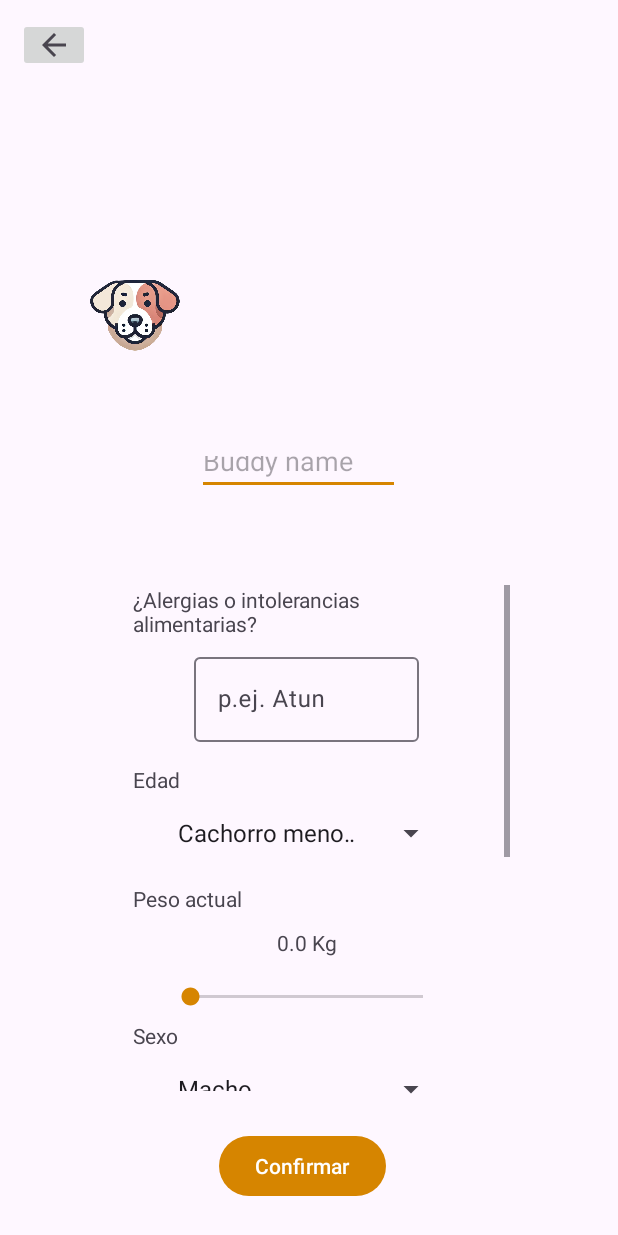
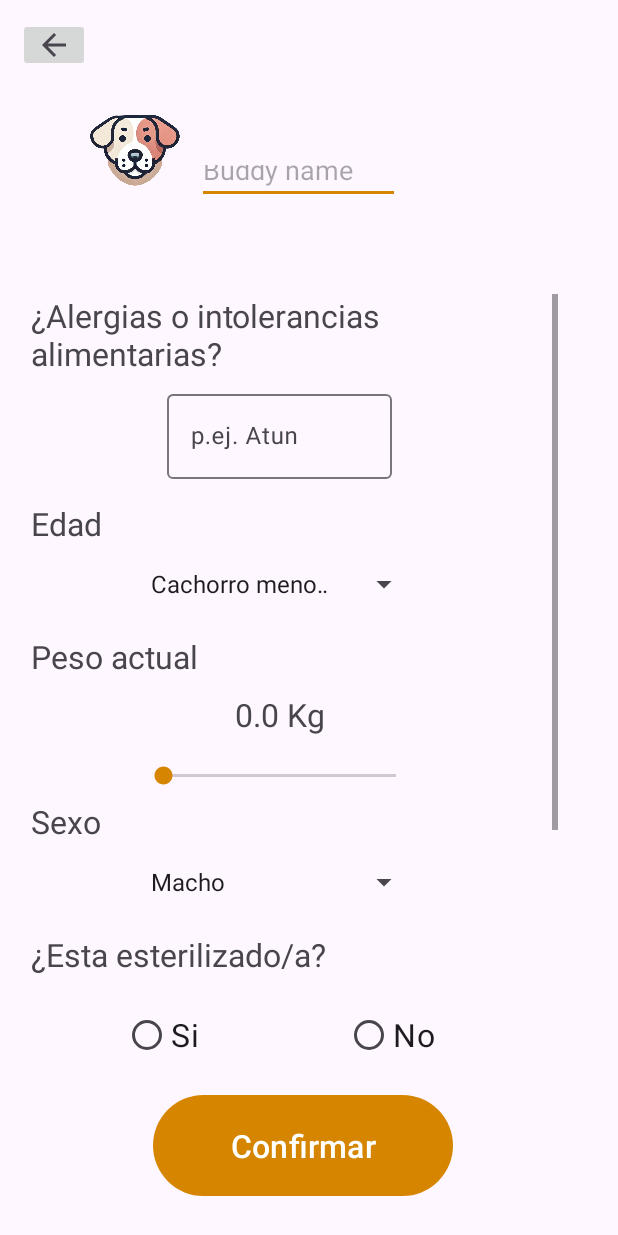
Before and after one commit to MaverickAppliedLogic/NutriPetDevelopment, an Android app: the FormActivity screen opened directly, with no data from a screen before it, on a phone screen of 412 x 824 dp. Run offline under Robolectric (Android 15) with nearby library versions, the phone set to English and light mode, and no system bars; our stand-ins replace Dagger/Hilt's generated code.

Commit message:
Se hicieron cambios en el archivo dimens (xxhdpi) y se agregaron referencias dimens para que sea mas facil ajustarlo a otras densidades en un futuro. AUN NO ESTA TERMINADO EL ARCHIVO XXHDPI

```diff
--- a/app/src/main/res/layout/activity_form.xml
+++ b/app/src/main/res/layout/activity_form.xml
@@ -23,13 +23,12 @@
         android:layout_width="@dimen/formActivity_imgSelectAnimal_width"
         android:layout_height="@dimen/formActivity_imgSelectAnimal_height"
         android:layout_marginTop="@dimen/formActivity_imgSelectAnimal_marginTop"
-        android:layout_marginBottom="@dimen/formActivity_imgSelectAnimal_marginBottom"
         app:layout_constraintBottom_toTopOf="@+id/scrollView2"
         app:layout_constraintEnd_toEndOf="parent"
         app:layout_constraintHorizontal_bias="0.17"
         app:layout_constraintStart_toStartOf="parent"
-        app:layout_constraintTop_toBottomOf="@+id/fa_btnBack"
-        app:srcCompat="@drawable/img_dog_illustration" />
+        app:srcCompat= "@drawable/img_dog_illustration"
+        app:layout_constraintTop_toTopOf="parent" />
 
     <EditText
         android:id="@+id/fa_etPetName"
@@ -38,25 +37,29 @@
         android:layout_marginStart="@dimen/formActivity_etPetName_marginStart"
         android:layout_marginEnd="@dimen/formActivity_etPetName_marginEnd"
         android:layout_marginBottom="@dimen/formActivity_etPetName_marginBottom"
+        android:layout_marginTop="@dimen/formActivity_etPetName_marginTop"
         android:ems="10"
         android:autofillHints="name"
         android:hint="@string/fa_hintEtPetName"
         android:inputType="text"
-        app:layout_constraintBottom_toTopOf="@+id/scrollView2"
+        app:layout_constraintTop_toTopOf="parent"
         app:layout_constraintEnd_toEndOf="parent"
         app:layout_constraintHorizontal_bias="0.058"
         app:layout_constraintStart_toEndOf="@+id/fa_imgSelectAnimal" />
 
     <ScrollView
         android:id="@+id/scrollView2"
-        android:layout_width="@dimen/formActivity_scrollView_width"
-        android:layout_height="@dimen/formActivity_scrollView_height"
+        android:layout_width="match_parent"
+        android:layout_height="0dp"
+        android:layout_marginTop="@dimen/formActivity_etPetName_marginBottom"
         android:layout_marginStart="@dimen/formActivity_scrollView_marginStart"
+        android:layout_marginEnd="@dimen/formActivity_scrollView_marginEnd"
         android:layout_marginBottom="@dimen/formActivity_scrollView_marginBottom"
         app:layout_constraintBottom_toTopOf="@+id/fa_btnCommit"
         app:layout_constraintEnd_toEndOf="parent"
         app:layout_constraintHorizontal_bias="0.485"
-        app:layout_constraintStart_toStartOf="parent">
+        app:layout_constraintStart_toStartOf="parent"
+        app:layout_constraintTop_toBottomOf="@id/fa_etPetName">
 
         <LinearLayout
             android:layout_width="match_parent"
@@ -70,6 +73,7 @@
                 android:layout_height="wrap_content"
                 android:paddingStart="20dp"
                 android:paddingEnd="20dp"
+                android:textSize="@dimen/app_body_txtSize"
                 android:text="@string/fa_txtTextInputAlergias" />
 
             <com.google.android.material.textfield.TextInputLayout
@@ -96,6 +100,7 @@
                 android:layout_height="wrap_content"
                 android:paddingStart="20dp"
                 android:paddingEnd="20dp"
+                android:textSize="@dimen/app_body_txtSize"
                 android:text="@string/ma_txtSpinnerEdad" />
 
             <Spinner
@@ -112,6 +117,7 @@
                 android:layout_height="wrap_content"
                 android:paddingStart="20dp"
                 android:paddingEnd="20dp"
+                android:textSize="@dimen/app_body_txtSize"
                 android:text="@string/fa_txtSpinnerPeso" />
 
             <TextView
@@ -120,6 +126,7 @@
                 android:layout_height="wrap_content"
                 android:gravity="center"
                 android:padding="10dp"
+                android:textSize="@dimen/app_body_txtSize"
                 android:text="@string/fa_txtSbWeight" />
 
             <SeekBar
@@ -137,6 +144,7 @@
                 android:layout_height="wrap_content"
                 android:paddingStart="20dp"
                 android:paddingEnd="20dp"
+                android:textSize="@dimen/app_body_txtSize"
                 android:text="@string/fa_txtSpinnerSexo" />
 
             <Spinner
@@ -152,27 +160,30 @@
                 android:layout_height="wrap_content"
                 android:paddingStart="20dp"
                 android:paddingEnd="20dp"
-                android:text="@string/fa_txtRgSterilized" />
+                android:text="@string/fa_txtRgSterilized"
+                android:textSize="@dimen/app_body_txtSize"/>
 
             <RadioGroup
                 android:id="@+id/fa_rgEsterilizado"
                 android:layout_width="match_parent"
                 android:layout_height="match_parent"
                 android:layout_marginVertical="@dimen/formActivity_radioGroup_marginVertical"
-                android:orientation="horizontal"
-                android:gravity="center_horizontal">
+                android:gravity="center_horizontal"
+                android:orientation="horizontal">
 
                 <RadioButton
                     android:id="@+id/fa_rbEsterilizado1"
                     android:layout_width="wrap_content"
                     android:layout_height="wrap_content"
                     android:layout_marginEnd="@dimen/formActivity_radioButton_marginEnd"
+                    android:textSize="@dimen/app_body_txtSize"
                     android:text="Si" />
 
                 <RadioButton
                     android:id="@+id/fa_rbEsterilizado2"
                     android:layout_width="wrap_content"
                     android:layout_height="wrap_content"
+                    android:textSize="@dimen/app_body_txtSize"
                     android:text="No" />
             </RadioGroup>
 
@@ -182,6 +193,7 @@
                 android:layout_height="wrap_content"
                 android:paddingStart="20dp"
                 android:paddingEnd="20dp"
+                android:textSize="@dimen/app_body_txtSize"
                 android:text="@string/fa_txtSpinnerActividadFisica" />
 
             <Spinner
@@ -197,6 +209,7 @@
                 android:layout_height="wrap_content"
                 android:paddingStart="20dp"
                 android:paddingEnd="20dp"
+                android:textSize="@dimen/app_body_txtSize"
                 android:text="@string/fa_txtSpinnerObjetivo" />
 
             <Spinner
@@ -210,12 +223,13 @@
 
     <Button
         android:id="@+id/fa_btnCommit"
-        android:layout_width="wrap_content"
-        android:layout_height="wrap_content"
+        android:layout_width="@dimen/formActivity_commitButton_width"
+        android:layout_height="@dimen/formActivity_commitButton_height"
         android:layout_marginStart="@dimen/formActivity_commitButton_marginStart"
         android:layout_marginEnd="@dimen/formActivity_commitButton_marginEnd"
         android:layout_marginBottom="@dimen/formActivity_commitButton_marginBottom"
         android:text="@string/fa_txtButtonEnviarFormulario"
+        android:textSize="@dimen/formActivity_commitButton_txtSize"
         app:layout_constraintBottom_toBottomOf="parent"
         app:layout_constraintEnd_toEndOf="parent"
         app:layout_constraintStart_toStartOf="parent" />
--- a/app/src/main/res/values-xxhdpi/dimens.xml
+++ b/app/src/main/res/values-xxhdpi/dimens.xml
@@ -1,7 +1,7 @@
-<?xml version="1.0" encoding="utf-8"?>
 <resources>
     <dimen name="fab_margin">12dp</dimen>
-
+    <!-- AppDimens -->
+    <dimen name="app_body_txtSize">21sp</dimen>
     <!-- PetsActivity -->
     <dimen name="petsActivity_recyclerView_marginTop">19dp</dimen>
     <dimen name="petsActivity_floatButton_marginEnd">30dp</dimen>
@@ -16,21 +16,22 @@
     <dimen name="formActivity_btnBack_marginTop">12dp</dimen>
 
     <!-- Select Animal Image Dimensions -->
-    <dimen name="formActivity_imgSelectAnimal_width">60dp</dimen>
-    <dimen name="formActivity_imgSelectAnimal_marginTop">5dp</dimen>
-    <dimen name="formActivity_imgSelectAnimal_marginBottom">22dp</dimen>
+    <dimen name="formActivity_imgSelectAnimal_width">90dp</dimen>
+    <dimen name="formActivity_imgSelectAnimal_height">90dp</dimen>
+    <dimen name="formActivity_imgSelectAnimal_marginTop">60dp</dimen>
+    <dimen name="formActivity_imgSelectAnimal_marginBottom">22.5dp</dimen>
 
     <!-- Pet Name EditText Dimensions -->
-    <dimen name="formActivity_etPetName_width">135dp</dimen>
-    <dimen name="formActivity_etPetName_height">36dp</dimen>
-    <dimen name="formActivity_etPetName_marginStart">6dp</dimen>
+    <dimen name="formActivity_etPetName_width">160dp</dimen>
+    <dimen name="formActivity_etPetName_height">50dp</dimen>
+    <dimen name="formActivity_etPetName_marginStart">10dp</dimen>
     <dimen name="formActivity_etPetName_marginEnd">60dp</dimen>
     <dimen name="formActivity_etPetName_marginBottom">60dp</dimen>
+    <dimen name="formActivity_etPetName_marginTop">100dp</dimen>
 
     <!-- ScrollView Dimensions -->
-    <dimen name="formActivity_scrollView_width">271.5dp</dimen>
-    <dimen name="formActivity_scrollView_height">337.5dp</dimen>
-    <dimen name="formActivity_scrollView_marginStart">0.75dp</dimen>
+    <dimen name="formActivity_scrollView_marginStart">40dp</dimen>
+    <dimen name="formActivity_scrollView_marginEnd">40dp</dimen>
     <dimen name="formActivity_scrollView_marginBottom">26.25dp</dimen>
 
     <!-- TextInputLayout Alergias Dimensions -->
@@ -74,6 +75,9 @@
     <dimen name="formActivity_commitButton_marginStart">116.25dp</dimen>
     <dimen name="formActivity_commitButton_marginEnd">124.5dp</dimen>
     <dimen name="formActivity_commitButton_marginBottom">22.5dp</dimen>
+    <dimen name="formActivity_commitButton_width">200dp</dimen>
+    <dimen name="formActivity_commitButton_height">75dp</dimen>
+    <dimen name="formActivity_commitButton_txtSize">21sp</dimen>
 
     <!-- EditPet Fragment -->
     <dimen name="editPetFragment_cardview_margin">7.5dp</dimen>
```
